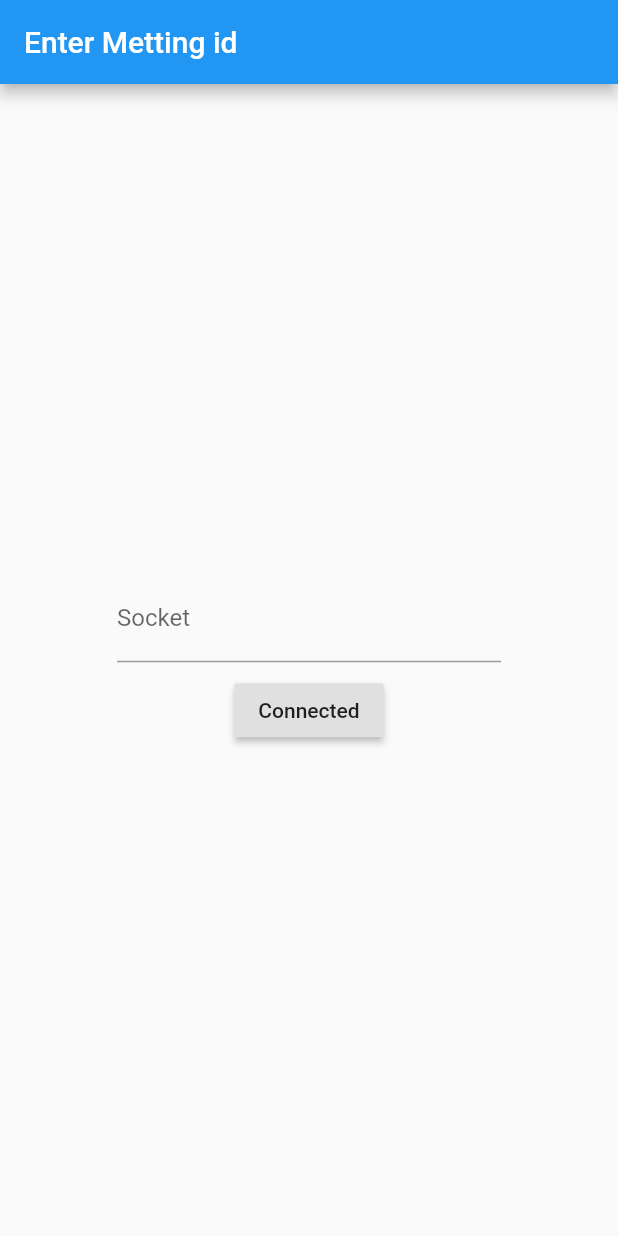
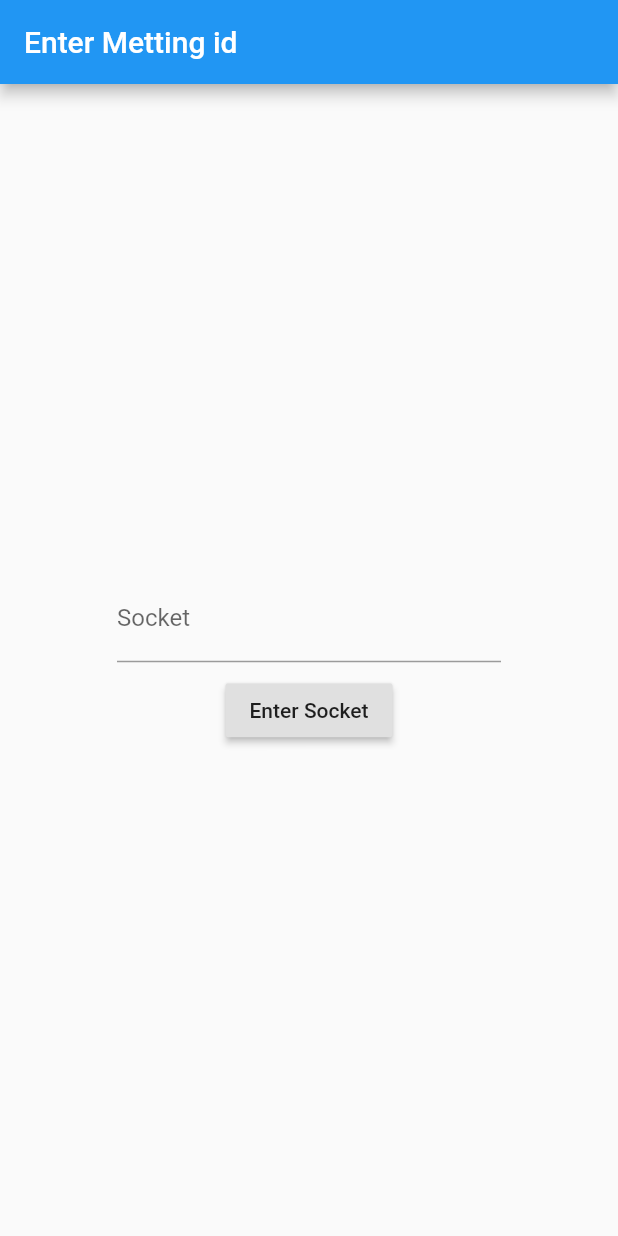
Before and after one commit to sarmiladhandapani/socket, a Flutter app: the screen it shows after launch, on a phone screen of 412 x 824 dp. Run offline on Flutter 3.47's test engine with Material 2 defaults, Android fonts, the phone set to English and light mode, and no system bars; our stand-ins replace socket_io_client.

Commit message:
first commit

```diff
--- a/lib/home.dart
+++ b/lib/home.dart
@@ -32,7 +32,7 @@ class _HomepageState extends State<Homepage> {
               ),
             ),
             RaisedButton(
-              child: Text("Connected"),
+              child: Text("Enter Socket"),
               onPressed: () {
                 _navigateHome(context);
               },
--- a/lib/socket.dart
+++ b/lib/socket.dart
@@ -18,7 +18,6 @@ class _socketpageState extends State<socketpage> {
 
   Socket sockets;
   String copasendname;
-  bool _showBottomSheet;
   String URI = "https://sokya-app.herokuapp.com";
 String socketstatus ="not connected";
 String datapring = "null";
```
